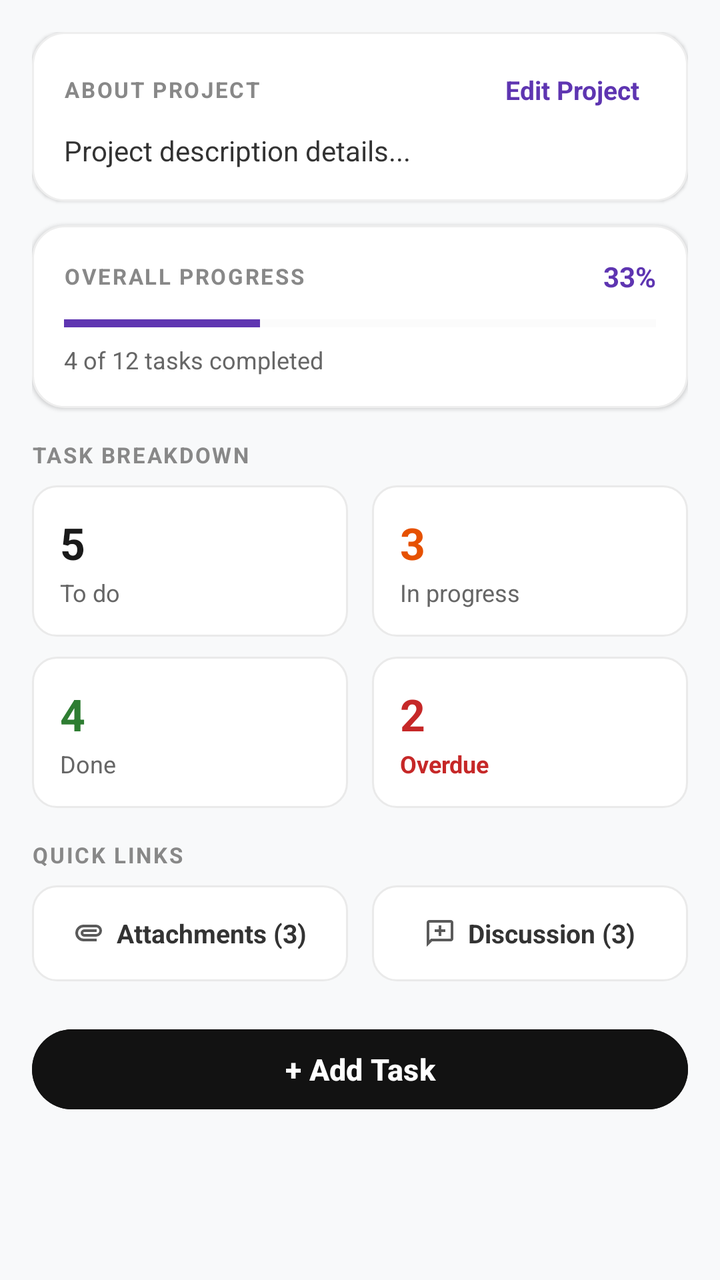
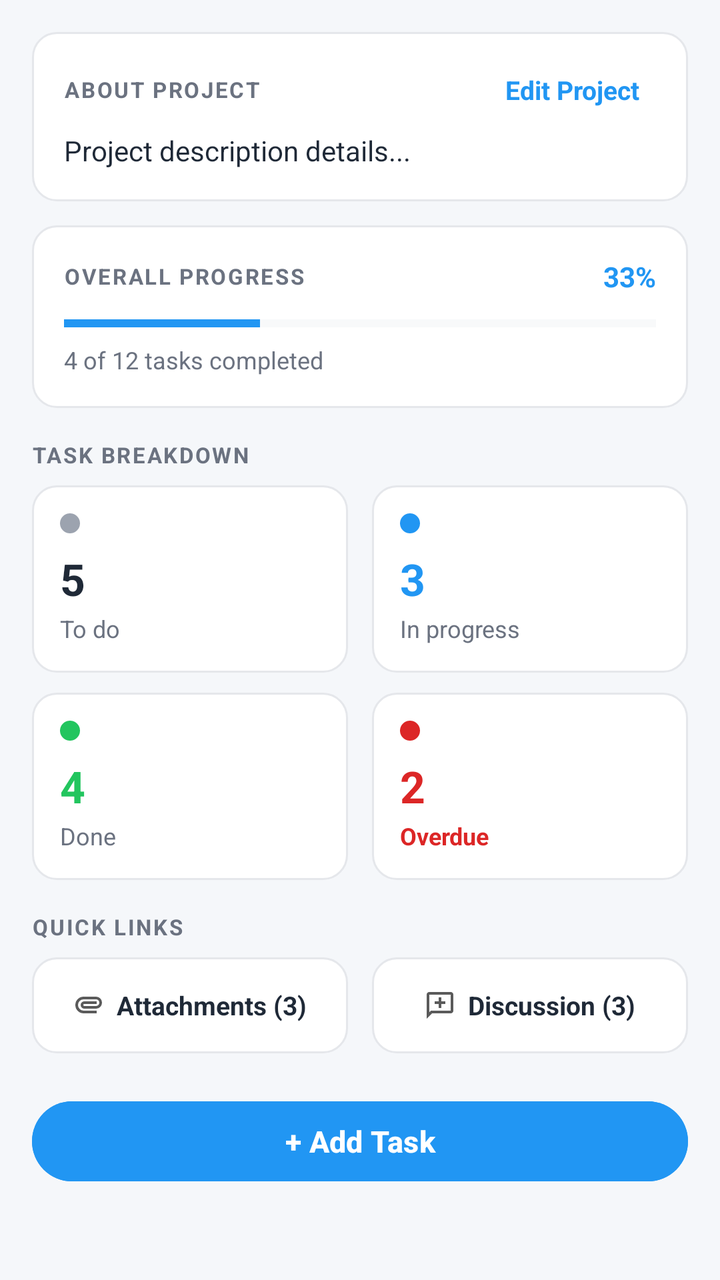

An Android layout rendered at two revisions. The XML below is the earlier revision; the diff shows what the commit changed to produce the second picture.
<!-- AndroidManifest.xml: application theme Theme.FirstApp -->
<!-- res/layout/fragment_overview.xml -->
<?xml version="1.0" encoding="utf-8"?>
<ScrollView xmlns:android="http://schemas.android.com/apk/res/android"
    android:layout_width="match_parent"
    android:layout_height="match_parent"
    android:fillViewport="true"
    android:background="#F8F9FA">

    <LinearLayout
        android:layout_width="match_parent"
        android:layout_height="wrap_content"
        android:orientation="vertical"
        android:padding="16dp">

        
        <LinearLayout
            android:layout_width="match_parent"
            android:layout_height="wrap_content"
            android:orientation="vertical"
            android:background="@drawable/bg_card_container"
            android:padding="16dp"
            android:elevation="1dp">

            <LinearLayout
                android:layout_width="match_parent"
                android:layout_height="wrap_content"
                android:orientation="horizontal"
                android:gravity="center_vertical">

                <TextView
                    android:layout_width="0dp"
                    android:layout_height="wrap_content"
                    android:layout_weight="1"
                    android:text="ABOUT PROJECT"
                    android:textSize="11sp"
                    android:textColor="#888888"
                    android:textStyle="bold"
                    android:letterSpacing="0.08" />

                <TextView
                    android:id="@+id/buttonEditProject"
                    android:layout_width="wrap_content"
                    android:layout_height="wrap_content"
                    android:text="Edit Project"
                    android:textColor="#5E35B1"
                    android:textSize="13sp"
                    android:textStyle="bold"
                    android:paddingHorizontal="8dp"
                    android:paddingVertical="4dp"
                    android:background="?attr/selectableItemBackground" />
            </LinearLayout>

            <TextView
                android:id="@+id/textOverviewDescription"
                android:layout_width="match_parent"
                android:layout_height="wrap_content"
                android:layout_marginTop="8dp"
                android:text="Project description details..."
                android:textColor="#333333"
                android:textSize="14sp"
                android:lineSpacingExtra="3dp" />
        </LinearLayout>

        
        <LinearLayout
            android:layout_width="match_parent"
            android:layout_height="wrap_content"
            android:orientation="vertical"
            android:background="@drawable/bg_card_container"
            android:padding="16dp"
            android:layout_marginTop="12dp"
            android:elevation="1dp">

            <LinearLayout
                android:layout_width="match_parent"
                android:layout_height="wrap_content"
                android:orientation="horizontal"
                android:gravity="center_vertical">

                <TextView
                    android:layout_width="0dp"
                    android:layout_height="wrap_content"
                    android:layout_weight="1"
                    android:text="OVERALL PROGRESS"
                    android:textSize="11sp"
                    android:textColor="#888888"
                    android:textStyle="bold"
                    android:letterSpacing="0.08" />

                <TextView
                    android:id="@+id/textOverviewPercentage"
                    android:layout_width="wrap_content"
                    android:layout_height="wrap_content"
                    android:text="33%"
                    android:textColor="#5E35B1"
                    android:textSize="14sp"
                    android:textStyle="bold" />
            </LinearLayout>

            <ProgressBar
                android:id="@+id/progressBarOverview"
                style="?android:attr/progressBarStyleHorizontal"
                android:layout_width="match_parent"
                android:layout_height="8dp"
                android:layout_marginTop="10dp"
                android:max="100"
                android:progress="33"
                android:progressTint="#5E35B1"
                android:progressBackgroundTint="#EEEEEE" />

            <TextView
                android:id="@+id/textOverviewFraction"
                android:layout_width="wrap_content"
                android:layout_height="wrap_content"
                android:layout_marginTop="6dp"
                android:text="4 of 12 tasks completed"
                android:textColor="#666666"
                android:textSize="12sp" />
        </LinearLayout>

        
        <TextView
            android:layout_width="wrap_content"
            android:layout_height="wrap_content"
            android:layout_marginTop="16dp"
            android:layout_marginBottom="8dp"
            android:text="TASK BREAKDOWN"
            android:textSize="11sp"
            android:textColor="#888888"
            android:textStyle="bold"
            android:letterSpacing="0.08" />

        
        <LinearLayout
            android:layout_width="match_parent"
            android:layout_height="wrap_content"
            android:orientation="horizontal">

            
            <LinearLayout
                android:id="@+id/cardBreakdownTodo"
                android:layout_width="0dp"
                android:layout_height="wrap_content"
                android:layout_weight="1"
                android:orientation="vertical"
                android:background="@drawable/bg_breakdown_card"
                android:padding="14dp"
                android:layout_marginEnd="6dp"
                android:clickable="true"
                android:focusable="true">

                <TextView
                    android:id="@+id/countBreakdownTodo"
                    android:layout_width="wrap_content"
                    android:layout_height="wrap_content"
                    android:text="5"
                    android:textSize="22sp"
                    android:textStyle="bold"
                    android:textColor="#1A1A1A" />

                <TextView
                    android:layout_width="wrap_content"
                    android:layout_height="wrap_content"
                    android:text="To do"
                    android:textSize="12sp"
                    android:textColor="#666666"
                    android:layout_marginTop="2dp" />
            </LinearLayout>

            
            <LinearLayout
                android:id="@+id/cardBreakdownInProgress"
                android:layout_width="0dp"
                android:layout_height="wrap_content"
                android:layout_weight="1"
                android:orientation="vertical"
                android:background="@drawable/bg_breakdown_card"
                android:padding="14dp"
                android:layout_marginStart="6dp"
                android:clickable="true"
                android:focusable="true">

                <TextView
                    android:id="@+id/countBreakdownInProgress"
                    android:layout_width="wrap_content"
                    android:layout_height="wrap_content"
                    android:text="3"
                    android:textSize="22sp"
                    android:textStyle="bold"
                    android:textColor="#E65100" />

                <TextView
                    android:layout_width="wrap_content"
                    android:layout_height="wrap_content"
                    android:text="In progress"
                    android:textSize="12sp"
                    android:textColor="#666666"
                    android:layout_marginTop="2dp" />
            </LinearLayout>
        </LinearLayout>

        <LinearLayout
            android:layout_width="match_parent"
            android:layout_height="wrap_content"
            android:orientation="horizontal"
            android:layout_marginTop="10dp">

            
            <LinearLayout
                android:id="@+id/cardBreakdownDone"
                android:layout_width="0dp"
                android:layout_height="wrap_content"
                android:layout_weight="1"
                android:orientation="vertical"
                android:background="@drawable/bg_breakdown_card"
                android:padding="14dp"
                android:layout_marginEnd="6dp"
                android:clickable="true"
                android:focusable="true">

                <TextView
                    android:id="@+id/countBreakdownDone"
                    android:layout_width="wrap_content"
                    android:layout_height="wrap_content"
                    android:text="4"
                    android:textSize="22sp"
                    android:textStyle="bold"
                    android:textColor="#2E7D32" />

                <TextView
                    android:layout_width="wrap_content"
                    android:layout_height="wrap_content"
                    android:text="Done"
                    android:textSize="12sp"
                    android:textColor="#666666"
                    android:layout_marginTop="2dp" />
            </LinearLayout>

            
            <LinearLayout
                android:id="@+id/cardBreakdownOverdue"
                android:layout_width="0dp"
                android:layout_height="wrap_content"
                android:layout_weight="1"
                android:orientation="vertical"
                android:background="@drawable/bg_breakdown_card"
                android:padding="14dp"
                android:layout_marginStart="6dp"
                android:clickable="true"
                android:focusable="true">

                <TextView
                    android:id="@+id/countBreakdownOverdue"
                    android:layout_width="wrap_content"
                    android:layout_height="wrap_content"
                    android:text="2"
                    android:textSize="22sp"
                    android:textStyle="bold"
                    android:textColor="#C62828" />

                <TextView
                    android:layout_width="wrap_content"
                    android:layout_height="wrap_content"
                    android:text="Overdue"
                    android:textSize="12sp"
                    android:textColor="#C62828"
                    android:textStyle="bold"
                    android:layout_marginTop="2dp" />
            </LinearLayout>
        </LinearLayout>

        
        <TextView
            android:layout_width="wrap_content"
            android:layout_height="wrap_content"
            android:layout_marginTop="16dp"
            android:layout_marginBottom="8dp"
            android:text="QUICK LINKS"
            android:textSize="11sp"
            android:textColor="#888888"
            android:textStyle="bold"
            android:letterSpacing="0.08" />

        <LinearLayout
            android:layout_width="match_parent"
            android:layout_height="wrap_content"
            android:orientation="horizontal">

            <LinearLayout
                android:id="@+id/quickLinkAttachments"
                android:layout_width="0dp"
                android:layout_height="48dp"
                android:layout_weight="1"
                android:orientation="horizontal"
                android:background="@drawable/bg_breakdown_card"
                android:gravity="center"
                android:layout_marginEnd="6dp"
                android:clickable="true"
                android:focusable="true">

                <ImageView
                    android:layout_width="16dp"
                    android:layout_height="16dp"
                    android:src="@drawable/attachment_icon"
                    android:contentDescription="Attachments"
                    android:alpha="0.7" />

                <TextView
                    android:id="@+id/textQuickLinkAttachments"
                    android:layout_width="wrap_content"
                    android:layout_height="wrap_content"
                    android:layout_marginStart="6dp"
                    android:text="Attachments (3)"
                    android:textSize="13sp"
                    android:textStyle="bold"
                    android:textColor="#333333" />
            </LinearLayout>

            <LinearLayout
                android:id="@+id/quickLinkDiscussion"
                android:layout_width="0dp"
                android:layout_height="48dp"
                android:layout_weight="1"
                android:orientation="horizontal"
                android:background="@drawable/bg_breakdown_card"
                android:gravity="center"
                android:layout_marginStart="6dp"
                android:clickable="true"
                android:focusable="true">

                <ImageView
                    android:layout_width="16dp"
                    android:layout_height="16dp"
                    android:src="@drawable/comment_icon"
                    android:contentDescription="Discussion"
                    android:alpha="0.7" />

                <TextView
                    android:id="@+id/textQuickLinkDiscussion"
                    android:layout_width="wrap_content"
                    android:layout_height="wrap_content"
                    android:layout_marginStart="6dp"
                    android:text="Discussion (3)"
                    android:textSize="13sp"
                    android:textStyle="bold"
                    android:textColor="#333333" />
            </LinearLayout>
        </LinearLayout>

        
        <Button
            android:id="@+id/buttonOverviewAddTask"
            android:layout_width="match_parent"
            android:layout_height="48dp"
            android:layout_marginTop="20dp"
            android:layout_marginBottom="24dp"
            android:text="+ Add Task"
            android:backgroundTint="#121212"
            android:textColor="#FFFFFF"
            android:textSize="15sp"
            android:textStyle="bold"
            android:textAllCaps="false" />

    </LinearLayout>
</ScrollView>
<!-- resources referenced by this layout -->
<resources>
  <!-- drawable attachment_icon (drawable) -->
  <vector xmlns:android="http://schemas.android.com/apk/res/android" android:height="12dp" android:tint="#121212" android:viewportHeight="960" android:viewportWidth="960" android:width="12dp">
        
      <path android:fillColor="@android:color/white" android:pathData="M330,720Q226,720 153,647Q80,574 80,470Q80,366 153,293Q226,220 330,220L700,220Q775,220 827.5,272.5Q880,325 880,400Q880,475 827.5,527.5Q775,580 700,580L350,580Q304,580 272,548Q240,516 240,470Q240,424 272,392Q304,360 350,360L720,360L720,440L350,440Q337,440 328.5,448.5Q320,457 320,470Q320,483 328.5,491.5Q337,500 350,500L700,500Q742,499 771,470.5Q800,442 800,400Q800,358 771,329Q742,300 700,300L330,300Q259,299 209.5,349Q160,399 160,470Q160,540 209.5,589Q259,638 330,640L720,640L720,720L330,720Z"/>
      
  </vector>
  <!-- drawable bg_breakdown_card (drawable) -->
  <?xml version="1.0" encoding="utf-8"?>
  <ripple xmlns:android="http://schemas.android.com/apk/res/android"
      android:color="#E0E0E0">
      <item>
          <shape android:shape="rectangle">
              <solid android:color="#FFFFFF" />
              <corners android:radius="12dp" />
              <stroke android:width="1dp" android:color="#EAEAEA" />
          </shape>
      </item>
  </ripple>
  <!-- drawable bg_card_container (drawable) -->
  <?xml version="1.0" encoding="utf-8"?>
  <shape xmlns:android="http://schemas.android.com/apk/res/android">
      <solid android:color="#FFFFFF" />
      <corners android:radius="16dp" />
      <stroke android:width="1dp" android:color="#EEEEEE" />
  </shape>
  <!-- drawable comment_icon (drawable) -->
  <vector xmlns:android="http://schemas.android.com/apk/res/android" android:height="14dp" android:tint="#121212" android:viewportHeight="960" android:viewportWidth="960" android:width="14dp">
        
      <path android:fillColor="@android:color/white" android:pathData="M440,560L520,560L520,440L640,440L640,360L520,360L520,240L440,240L440,360L320,360L320,440L440,440L440,560ZM80,880L80,160Q80,127 103.5,103.5Q127,80 160,80L800,80Q833,80 856.5,103.5Q880,127 880,160L880,640Q880,673 856.5,696.5Q833,720 800,720L240,720L80,880ZM206,640L800,640Q800,640 800,640Q800,640 800,640L800,160Q800,160 800,160Q800,160 800,160L160,160Q160,160 160,160Q160,160 160,160L160,685L206,640ZM160,640L160,640L160,160Q160,160 160,160Q160,160 160,160L160,160Q160,160 160,160Q160,160 160,160L160,640Q160,640 160,640Q160,640 160,640Z"/>
      
  </vector>
  <style name="Theme.FirstApp" parent="Base.Theme.FirstApp" />
  <style name="Base.Theme.FirstApp" parent="Theme.Material3.DayNight.NoActionBar">
          
          <item name="android:windowBackground">@color/window_background</item>
          
      </style>
  <color name="window_background">#fcfcfc</color>
</resources>

<!-- the commit's change to res/layout/fragment_overview.xml (unified diff, before → after) -->
@@ -3,7 +3,7 @@
     android:layout_width="match_parent"
     android:layout_height="match_parent"
     android:fillViewport="true"
-    android:background="#F8F9FA">
+    android:background="@color/tf_bg_screen">
 
     <LinearLayout
         android:layout_width="match_parent"
@@ -16,9 +16,8 @@
             android:layout_width="match_parent"
             android:layout_height="wrap_content"
             android:orientation="vertical"
-            android:background="@drawable/bg_card_container"
-            android:padding="16dp"
-            android:elevation="1dp">
+            android:background="@drawable/bg_card"
+            android:padding="16dp">
 
             <LinearLayout
                 android:layout_width="match_parent"
@@ -32,7 +31,7 @@
                     android:layout_weight="1"
                     android:text="ABOUT PROJECT"
                     android:textSize="11sp"
-                    android:textColor="#888888"
+                    android:textColor="@color/tf_text_secondary"
                     android:textStyle="bold"
                     android:letterSpacing="0.08" />
 
@@ -41,7 +40,7 @@
                     android:layout_width="wrap_content"
                     android:layout_height="wrap_content"
                     android:text="Edit Project"
-                    android:textColor="#5E35B1"
+                    android:textColor="@color/tf_primary"
                     android:textSize="13sp"
                     android:textStyle="bold"
                     android:paddingHorizontal="8dp"
@@ -55,7 +54,7 @@
                 android:layout_height="wrap_content"
                 android:layout_marginTop="8dp"
                 android:text="Project description details..."
-                android:textColor="#333333"
+                android:textColor="@color/tf_text_primary"
                 android:textSize="14sp"
                 android:lineSpacingExtra="3dp" />
         </LinearLayout>
@@ -65,10 +64,9 @@
             android:layout_width="match_parent"
             android:layout_height="wrap_content"
             android:orientation="vertical"
-            android:background="@drawable/bg_card_container"
+            android:background="@drawable/bg_card"
             android:padding="16dp"
-            android:layout_marginTop="12dp"
-            android:elevation="1dp">
+            android:layout_marginTop="12dp">
 
             <LinearLayout
                 android:layout_width="match_parent"
@@ -82,7 +80,7 @@
                     android:layout_weight="1"
                     android:text="OVERALL PROGRESS"
                     android:textSize="11sp"
-                    android:textColor="#888888"
+                    android:textColor="@color/tf_text_secondary"
                     android:textStyle="bold"
                     android:letterSpacing="0.08" />
 
@@ -91,7 +89,7 @@
                     android:layout_width="wrap_content"
                     android:layout_height="wrap_content"
                     android:text="33%"
-                    android:textColor="#5E35B1"
+                    android:textColor="@color/tf_primary"
                     android:textSize="14sp"
                     android:textStyle="bold" />
             </LinearLayout>
@@ -104,8 +102,8 @@
                 android:layout_marginTop="10dp"
                 android:max="100"
                 android:progress="33"
-                android:progressTint="#5E35B1"
-                android:progressBackgroundTint="#EEEEEE" />
+                android:progressTint="@color/tf_primary"
+                android:progressBackgroundTint="@color/tf_stroke" />
 
             <TextView
                 android:id="@+id/textOverviewFraction"
@@ -113,7 +111,7 @@
                 android:layout_height="wrap_content"
                 android:layout_marginTop="6dp"
                 android:text="4 of 12 tasks completed"
-                android:textColor="#666666"
+                android:textColor="@color/tf_text_secondary"
                 android:textSize="12sp" />
         </LinearLayout>
 
@@ -125,7 +123,7 @@
             android:layout_marginBottom="8dp"
             android:text="TASK BREAKDOWN"
             android:textSize="11sp"
-            android:textColor="#888888"
+            android:textColor="@color/tf_text_secondary"
             android:textStyle="bold"
             android:letterSpacing="0.08" />
 
@@ -142,12 +140,19 @@
                 android:layout_height="wrap_content"
                 android:layout_weight="1"
                 android:orientation="vertical"
-                android:background="@drawable/bg_breakdown_card"
+                android:background="@drawable/bg_card"
                 android:padding="14dp"
                 android:layout_marginEnd="6dp"
                 android:clickable="true"
                 android:focusable="true">
 
+                
+                <View
+                    android:layout_width="10dp"
+                    android:layout_height="10dp"
+                    android:background="@drawable/bg_dot"
+                    android:layout_marginBottom="8dp" />
+
                 <TextView
                     android:id="@+id/countBreakdownTodo"
                     android:layout_width="wrap_content"
@@ -155,14 +160,14 @@
                     android:text="5"
                     android:textSize="22sp"
                     android:textStyle="bold"
-                    android:textColor="#1A1A1A" />
+                    android:textColor="@color/tf_text_primary" />
 
                 <TextView
                     android:layout_width="wrap_content"
                     android:layout_height="wrap_content"
                     android:text="To do"
                     android:textSize="12sp"
-                    android:textColor="#666666"
+                    android:textColor="@color/tf_text_secondary"
                     android:layout_marginTop="2dp" />
             </LinearLayout>
 
@@ -173,12 +178,19 @@
                 android:layout_height="wrap_content"
                 android:layout_weight="1"
                 android:orientation="vertical"
-                android:background="@drawable/bg_breakdown_card"
+                android:background="@drawable/bg_card"
                 android:padding="14dp"
                 android:layout_marginStart="6dp"
                 android:clickable="true"
                 android:focusable="true">
 
+                
+                <View
+                    android:layout_width="10dp"
+                    android:layout_height="10dp"
+                    android:background="@drawable/bg_dot_inprogress"
+                    android:layout_marginBottom="8dp" />
+
                 <TextView
                     android:id="@+id/countBreakdownInProgress"
                     android:layout_width="wrap_content"
@@ -186,14 +198,14 @@
                     android:text="3"
                     android:textSize="22sp"
                     android:textStyle="bold"
-                    android:textColor="#E65100" />
+                    android:textColor="@color/tf_inprogress" />
 
                 <TextView
                     android:layout_width="wrap_content"
                     android:layout_height="wrap_content"
                     android:text="In progress"
                     android:textSize="12sp"
-                    android:textColor="#666666"
+                    android:textColor="@color/tf_text_secondary"
                     android:layout_marginTop="2dp" />
             </LinearLayout>
         </LinearLayout>
@@ -211,12 +223,19 @@
                 android:layout_height="wrap_content"
                 android:layout_weight="1"
                 android:orientation="vertical"
-                android:background="@drawable/bg_breakdown_card"
+                android:background="@drawable/bg_card"
                 android:padding="14dp"
                 android:layout_marginEnd="6dp"
                 android:clickable="true"
                 android:focusable="true">
 
+                
+                <View
+                    android:layout_width="10dp"
+                    android:layout_height="10dp"
+                    android:background="@drawable/bg_dot_done"
+                    android:layout_marginBottom="8dp" />
+
                 <TextView
                     android:id="@+id/countBreakdownDone"
                     android:layout_width="wrap_content"
@@ -224,14 +243,14 @@
                     android:text="4"
                     android:textSize="22sp"
                     android:textStyle="bold"
-                    android:textColor="#2E7D32" />
+                    android:textColor="@color/tf_done" />
 
                 <TextView
                     android:layout_width="wrap_content"
                     android:layout_height="wrap_content"
                     android:text="Done"
                     android:textSize="12sp"
-                    android:textColor="#666666"
+                    android:textColor="@color/tf_text_secondary"
                     android:layout_marginTop="2dp" />
             </LinearLayout>
 
@@ -242,12 +261,19 @@
                 android:layout_height="wrap_content"
                 android:layout_weight="1"
                 android:orientation="vertical"
-                android:background="@drawable/bg_breakdown_card"
+                android:background="@drawable/bg_card"
                 android:padding="14dp"
                 android:layout_marginStart="6dp"
                 android:clickable="true"
                 android:focusable="true">
 
+                
+                <View
+                    android:layout_width="10dp"
+                    android:layout_height="10dp"
+                    android:background="@drawable/bg_dot_overdue"
+                    android:layout_marginBottom="8dp" />
+
                 <TextView
                     android:id="@+id/countBreakdownOverdue"
                     android:layout_width="wrap_content"
@@ -255,14 +281,14 @@
                     android:text="2"
                     android:textSize="22sp"
                     android:textStyle="bold"
-                    android:textColor="#C62828" />
+                    android:textColor="@color/tf_overdue" />
 
                 <TextView
                     android:layout_width="wrap_content"
                     android:layout_height="wrap_content"
                     android:text="Overdue"
                     android:textSize="12sp"
-                    android:textColor="#C62828"
+                    android:textColor="@color/tf_overdue"
                     android:textStyle="bold"
                     android:layout_marginTop="2dp" />
             </LinearLayout>
@@ -276,7 +302,7 @@
             android:layout_marginBottom="8dp"
             android:text="QUICK LINKS"
             android:textSize="11sp"
-            android:textColor="#888888"
+            android:textColor="@color/tf_text_secondary"
             android:textStyle="bold"
             android:letterSpacing="0.08" />
 
@@ -291,7 +317,7 @@
                 android:layout_height="48dp"
                 android:layout_weight="1"
                 android:orientation="horizontal"
-                android:background="@drawable/bg_breakdown_card"
+                android:background="@drawable/bg_card"
                 android:gravity="center"
                 android:layout_marginEnd="6dp"
                 android:clickable="true"
@@ -312,7 +338,7 @@
                     android:text="Attachments (3)"
                     android:textSize="13sp"
                     android:textStyle="bold"
-                    android:textColor="#333333" />
+                    android:textColor="@color/tf_text_primary" />
             </LinearLayout>
 
             <LinearLayout
@@ -321,7 +347,7 @@
                 android:layout_height="48dp"
                 android:layout_weight="1"
                 android:orientation="horizontal"
-                android:background="@drawable/bg_breakdown_card"
+                android:background="@drawable/bg_card"
                 android:gravity="center"
                 android:layout_marginStart="6dp"
                 android:clickable="true"
@@ -342,7 +368,7 @@
                     android:text="Discussion (3)"
                     android:textSize="13sp"
                     android:textStyle="bold"
-                    android:textColor="#333333" />
+                    android:textColor="@color/tf_text_primary" />
             </LinearLayout>
         </LinearLayout>
 
@@ -354,8 +380,8 @@
             android:layout_marginTop="20dp"
             android:layout_marginBottom="24dp"
             android:text="+ Add Task"
-            android:backgroundTint="#121212"
-            android:textColor="#FFFFFF"
+            android:backgroundTint="@color/tf_primary"
+            android:textColor="@color/white"
             android:textSize="15sp"
             android:textStyle="bold"
             android:textAllCaps="false" />
<!-- resource entries referenced after the edit -->
@@ -1,29 +1,46 @@
 <!-- resources referenced by this layout -->
 <resources>
+  <color name="tf_bg_screen">#F5F7FA</color>
+  <color name="tf_done">#22C55E</color>
+  <color name="tf_inprogress">#2196F3</color>
+  <color name="tf_overdue">#DC2626</color>
+  <color name="tf_primary">#2196F3</color>
+  <color name="tf_stroke">#E5E7EB</color>
+  <color name="tf_text_primary">#1F2937</color>
+  <color name="tf_text_secondary">#6B7280</color>
+  <color name="white">#FFFFFFFF</color>
   <!-- drawable attachment_icon (drawable) -->
   <vector xmlns:android="http://schemas.android.com/apk/res/android" android:height="12dp" android:tint="#121212" android:viewportHeight="960" android:viewportWidth="960" android:width="12dp">
         
       <path android:fillColor="@android:color/white" android:pathData="M330,720Q226,720 153,647Q80,574 80,470Q80,366 153,293Q226,220 330,220L700,220Q775,220 827.5,272.5Q880,325 880,400Q880,475 827.5,527.5Q775,580 700,580L350,580Q304,580 272,548Q240,516 240,470Q240,424 272,392Q304,360 350,360L720,360L720,440L350,440Q337,440 328.5,448.5Q320,457 320,470Q320,483 328.5,491.5Q337,500 350,500L700,500Q742,499 771,470.5Q800,442 800,400Q800,358 771,329Q742,300 700,300L330,300Q259,299 209.5,349Q160,399 160,470Q160,540 209.5,589Q259,638 330,640L720,640L720,720L330,720Z"/>
       
   </vector>
-  <!-- drawable bg_breakdown_card (drawable) -->
+  <!-- drawable bg_card (drawable) -->
   <?xml version="1.0" encoding="utf-8"?>
-  <ripple xmlns:android="http://schemas.android.com/apk/res/android"
-      android:color="#E0E0E0">
-      <item>
-          <shape android:shape="rectangle">
-              <solid android:color="#FFFFFF" />
-              <corners android:radius="12dp" />
-              <stroke android:width="1dp" android:color="#EAEAEA" />
-          </shape>
-      </item>
-  </ripple>
-  <!-- drawable bg_card_container (drawable) -->
+  <shape xmlns:android="http://schemas.android.com/apk/res/android" android:shape="rectangle">
+      <solid android:color="@android:color/white"/>
+      <corners android:radius="12dp"/>
+      <stroke android:width="1dp" android:color="@color/tf_stroke"/>
+  </shape>
+  <!-- drawable bg_dot (drawable) -->
   <?xml version="1.0" encoding="utf-8"?>
-  <shape xmlns:android="http://schemas.android.com/apk/res/android">
-      <solid android:color="#FFFFFF" />
-      <corners android:radius="16dp" />
-      <stroke android:width="1dp" android:color="#EEEEEE" />
+  <shape xmlns:android="http://schemas.android.com/apk/res/android" android:shape="oval">
+      <solid android:color="@color/tf_todo"/>
+  </shape>
+  <!-- drawable bg_dot_done (drawable) -->
+  <?xml version="1.0" encoding="utf-8"?>
+  <shape xmlns:android="http://schemas.android.com/apk/res/android" android:shape="oval">
+      <solid android:color="@color/tf_done"/>
+  </shape>
+  <!-- drawable bg_dot_inprogress (drawable) -->
+  <?xml version="1.0" encoding="utf-8"?>
+  <shape xmlns:android="http://schemas.android.com/apk/res/android" android:shape="oval">
+      <solid android:color="@color/tf_inprogress"/>
+  </shape>
+  <!-- drawable bg_dot_overdue (drawable) -->
+  <?xml version="1.0" encoding="utf-8"?>
+  <shape xmlns:android="http://schemas.android.com/apk/res/android" android:shape="oval">
+      <solid android:color="@color/tf_overdue"/>
   </shape>
   <!-- drawable comment_icon (drawable) -->
   <vector xmlns:android="http://schemas.android.com/apk/res/android" android:height="14dp" android:tint="#121212" android:viewportHeight="960" android:viewportWidth="960" android:width="14dp">
@@ -32,11 +49,12 @@
       
   </vector>
   <style name="Theme.FirstApp" parent="Base.Theme.FirstApp" />
+  <color name="tf_todo">#9CA3AF</color>
   <style name="Base.Theme.FirstApp" parent="Theme.Material3.DayNight.NoActionBar">
           
           <item name="android:windowBackground">@color/window_background</item>
           
       </style>
-  <color name="window_background">#fcfcfc</color>
+  <color name="window_background">#F5F7FA</color>
 </resources>
 
